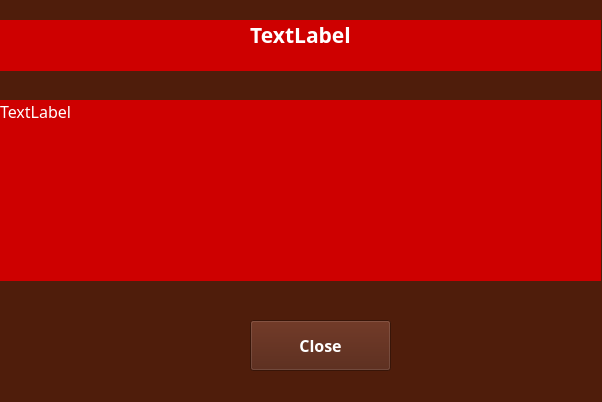
Before: the Qt Designer form gui/ui/incorrect_input_window.ui in ZeshanAJavaid/Thermodynamic-Cycle-Simulator, drawn with Qt 5.
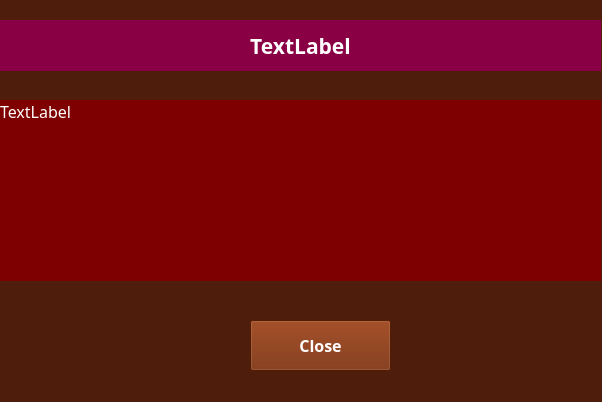
After: the same form once the commit is applied.

```diff
--- a/gui/ui/incorrect_input_window.ui
+++ b/gui/ui/incorrect_input_window.ui
@@ -53,6 +53,9 @@
       <bold>true</bold>
      </font>
     </property>
+    <property name="styleSheet">
+     <string notr="true">background-color: rgb(115, 38, 0);</string>
+    </property>
     <property name="text">
      <string>Close</string>
     </property>
@@ -74,13 +77,13 @@
      </font>
     </property>
     <property name="styleSheet">
-     <string notr="true">background-color: rgb(206, 0, 0)</string>
+     <string notr="true">background-color: rgb(138, 0, 69);</string>
     </property>
     <property name="text">
      <string>TextLabel</string>
     </property>
     <property name="alignment">
-     <set>Qt::AlignHCenter|Qt::AlignTop</set>
+     <set>Qt::AlignCenter</set>
     </property>
     <property name="wordWrap">
      <bool>true</bool>
@@ -103,7 +106,7 @@
      </font>
     </property>
     <property name="styleSheet">
-     <string notr="true">background-color: rgb(206, 0, 0)</string>
+     <string notr="true">background-color: rgb(127, 0, 0);</string>
     </property>
     <property name="text">
      <string>TextLabel</string>
```
